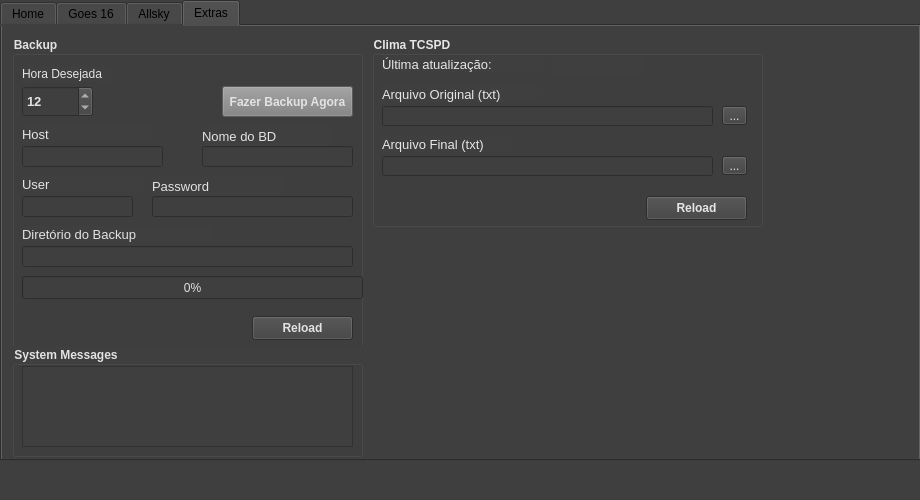
Qt form coopd.ui (ramonefoster/coopdAdmin) before a commit.
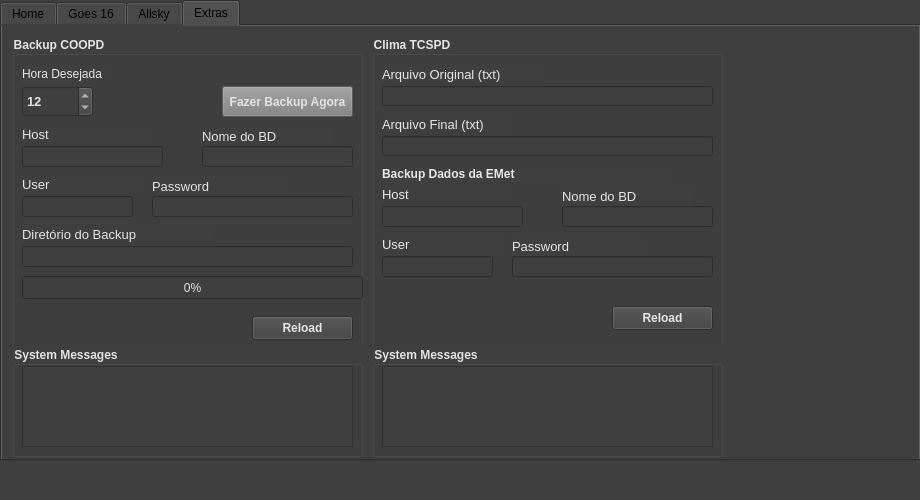
The same form after that commit. The open tabs and pages were chosen to show the change. Icons and pictures are not drawn.

Diff of the .ui file:
```diff
--- a/coopd.ui
+++ b/coopd.ui
@@ -1429,7 +1429,7 @@
        <string notr="true">color: rgb(227, 227, 227);</string>
       </property>
       <property name="title">
-       <string>Backup</string>
+       <string>Backup COOPD</string>
       </property>
       <widget class="QLineEdit" name="db_host">
        <property name="geometry">
@@ -1760,8 +1760,8 @@
        <rect>
         <x>370</x>
         <y>10</y>
-        <width>391</width>
-        <height>191</height>
+        <width>351</width>
+        <height>311</height>
        </rect>
       </property>
       <property name="font">
@@ -1775,56 +1775,11 @@
       <property name="title">
        <string>Clima TCSPD</string>
       </property>
-      <widget class="QLabel" name="label_20">
-       <property name="geometry">
-        <rect>
-         <x>10</x>
-         <y>20</y>
-         <width>161</width>
-         <height>16</height>
-        </rect>
-       </property>
-       <property name="font">
-        <font>
-         <pointsize>10</pointsize>
-         <bold>false</bold>
-        </font>
-       </property>
-       <property name="text">
-        <string>Última atualização:</string>
-       </property>
-      </widget>
-      <widget class="QLabel" name="time_weather_tcspd">
-       <property name="geometry">
-        <rect>
-         <x>180</x>
-         <y>20</y>
-         <width>91</width>
-         <height>20</height>
-        </rect>
-       </property>
-       <property name="text">
-        <string/>
-       </property>
-      </widget>
-      <widget class="QToolButton" name="btn_ftp_allsky_3">
-       <property name="geometry">
-        <rect>
-         <x>350</x>
-         <y>70</y>
-         <width>25</width>
-         <height>19</height>
-        </rect>
-       </property>
-       <property name="text">
-        <string>...</string>
-       </property>
-      </widget>
       <widget class="QLineEdit" name="source_weather_tcspd">
        <property name="geometry">
         <rect>
          <x>10</x>
-         <y>70</y>
+         <y>50</y>
          <width>331</width>
          <height>20</height>
         </rect>
@@ -1835,24 +1790,11 @@
         </font>
        </property>
       </widget>
-      <widget class="QToolButton" name="btn_dir_allsky_3">
-       <property name="geometry">
-        <rect>
-         <x>350</x>
-         <y>120</y>
-         <width>25</width>
-         <height>19</height>
-        </rect>
-       </property>
-       <property name="text">
-        <string>...</string>
-       </property>
-      </widget>
       <widget class="QLabel" name="label_34">
        <property name="geometry">
         <rect>
          <x>10</x>
-         <y>100</y>
+         <y>80</y>
          <width>131</width>
          <height>16</height>
         </rect>
@@ -1871,7 +1813,7 @@
        <property name="geometry">
         <rect>
          <x>10</x>
-         <y>50</y>
+         <y>30</y>
          <width>161</width>
          <height>16</height>
         </rect>
@@ -1890,7 +1832,7 @@
        <property name="geometry">
         <rect>
          <x>10</x>
-         <y>120</y>
+         <y>100</y>
          <width>331</width>
          <height>20</height>
         </rect>
@@ -1904,8 +1846,8 @@
       <widget class="QPushButton" name="btn_reload_weather_tcspd">
        <property name="geometry">
         <rect>
-         <x>274</x>
-         <y>160</y>
+         <x>240</x>
+         <y>270</y>
          <width>101</width>
          <height>24</height>
         </rect>
@@ -1917,6 +1859,234 @@
        </property>
        <property name="text">
         <string>Reload</string>
+       </property>
+      </widget>
+      <widget class="QLabel" name="label_32">
+       <property name="geometry">
+        <rect>
+         <x>10</x>
+         <y>200</y>
+         <width>121</width>
+         <height>16</height>
+        </rect>
+       </property>
+       <property name="font">
+        <font>
+         <pointsize>10</pointsize>
+         <bold>false</bold>
+        </font>
+       </property>
+       <property name="text">
+        <string>User</string>
+       </property>
+      </widget>
+      <widget class="QLabel" name="label_33">
+       <property name="geometry">
+        <rect>
+         <x>140</x>
+         <y>200</y>
+         <width>131</width>
+         <height>20</height>
+        </rect>
+       </property>
+       <property name="font">
+        <font>
+         <pointsize>10</pointsize>
+         <bold>false</bold>
+        </font>
+       </property>
+       <property name="text">
+        <string>Password</string>
+       </property>
+      </widget>
+      <widget class="QLineEdit" name="db_password_2">
+       <property name="geometry">
+        <rect>
+         <x>140</x>
+         <y>220</y>
+         <width>201</width>
+         <height>21</height>
+        </rect>
+       </property>
+       <property name="font">
+        <font>
+         <bold>false</bold>
+        </font>
+       </property>
+       <property name="echoMode">
+        <enum>QLineEdit::Password</enum>
+       </property>
+      </widget>
+      <widget class="QLineEdit" name="db_user_2">
+       <property name="geometry">
+        <rect>
+         <x>10</x>
+         <y>220</y>
+         <width>111</width>
+         <height>21</height>
+        </rect>
+       </property>
+       <property name="font">
+        <font>
+         <bold>false</bold>
+        </font>
+       </property>
+      </widget>
+      <widget class="QLineEdit" name="db_name_2">
+       <property name="geometry">
+        <rect>
+         <x>190</x>
+         <y>170</y>
+         <width>151</width>
+         <height>21</height>
+        </rect>
+       </property>
+       <property name="font">
+        <font>
+         <bold>false</bold>
+        </font>
+       </property>
+      </widget>
+      <widget class="QLabel" name="label_38">
+       <property name="geometry">
+        <rect>
+         <x>10</x>
+         <y>150</y>
+         <width>131</width>
+         <height>16</height>
+        </rect>
+       </property>
+       <property name="font">
+        <font>
+         <pointsize>10</pointsize>
+         <bold>false</bold>
+        </font>
+       </property>
+       <property name="text">
+        <string>Host</string>
+       </property>
+      </widget>
+      <widget class="QLineEdit" name="db_host_2">
+       <property name="geometry">
+        <rect>
+         <x>10</x>
+         <y>170</y>
+         <width>141</width>
+         <height>21</height>
+        </rect>
+       </property>
+       <property name="font">
+        <font>
+         <bold>false</bold>
+        </font>
+       </property>
+      </widget>
+      <widget class="QLabel" name="label_39">
+       <property name="geometry">
+        <rect>
+         <x>190</x>
+         <y>150</y>
+         <width>131</width>
+         <height>20</height>
+        </rect>
+       </property>
+       <property name="font">
+        <font>
+         <pointsize>10</pointsize>
+         <bold>false</bold>
+        </font>
+       </property>
+       <property name="text">
+        <string>Nome do BD</string>
+       </property>
+      </widget>
+      <widget class="QLabel" name="label_2">
+       <property name="geometry">
+        <rect>
+         <x>10</x>
+         <y>130</y>
+         <width>291</width>
+         <height>16</height>
+        </rect>
+       </property>
+       <property name="font">
+        <font>
+         <bold>true</bold>
+        </font>
+       </property>
+       <property name="text">
+        <string>Backup Dados da EMet</string>
+       </property>
+      </widget>
+     </widget>
+     <widget class="QLabel" name="label_19">
+      <property name="geometry">
+       <rect>
+        <x>750</x>
+        <y>80</y>
+        <width>131</width>
+        <height>261</height>
+       </rect>
+      </property>
+      <property name="styleSheet">
+       <string notr="true"/>
+      </property>
+      <property name="text">
+       <string/>
+      </property>
+      <property name="pixmap">
+       <pixmap>images/logo_lna.png</pixmap>
+      </property>
+      <property name="scaledContents">
+       <bool>false</bool>
+      </property>
+     </widget>
+     <widget class="QGroupBox" name="groupBox_8">
+      <property name="geometry">
+       <rect>
+        <x>370</x>
+        <y>320</y>
+        <width>351</width>
+        <height>111</height>
+       </rect>
+      </property>
+      <property name="font">
+       <font>
+        <bold>true</bold>
+       </font>
+      </property>
+      <property name="styleSheet">
+       <string notr="true">color: rgb(227, 227, 227);</string>
+      </property>
+      <property name="title">
+       <string>System Messages</string>
+      </property>
+      <widget class="QTextEdit" name="txt_msg_extras_2">
+       <property name="geometry">
+        <rect>
+         <x>10</x>
+         <y>20</y>
+         <width>331</width>
+         <height>81</height>
+        </rect>
+       </property>
+       <property name="font">
+        <font>
+         <pointsize>10</pointsize>
+        </font>
+       </property>
+       <property name="styleSheet">
+        <string notr="true">color: rgb(227, 227, 227);</string>
+       </property>
+       <property name="html">
+        <string>&lt;!DOCTYPE HTML PUBLIC &quot;-//W3C//DTD HTML 4.0//EN&quot; &quot;http://www.w3.org/TR/REC-html40/strict.dtd&quot;&gt;
+&lt;html&gt;&lt;head&gt;&lt;meta name=&quot;qrichtext&quot; content=&quot;1&quot; /&gt;&lt;meta charset=&quot;utf-8&quot; /&gt;&lt;style type=&quot;text/css&quot;&gt;
+p, li { white-space: pre-wrap; }
+hr { height: 1px; border-width: 0; }
+li.unchecked::marker { content: &quot;\2610&quot;; }
+li.checked::marker { content: &quot;\2612&quot;; }
+&lt;/style&gt;&lt;/head&gt;&lt;body style=&quot; font-family:'Segoe UI'; font-size:10pt; font-weight:400; font-style:normal;&quot;&gt;
+&lt;p style=&quot;-qt-paragraph-type:empty; margin-top:0px; margin-bottom:0px; margin-left:0px; margin-right:0px; -qt-block-indent:0; text-indent:0px; font-family:'MS Shell Dlg 2'; font-size:8.25pt;&quot;&gt;&lt;br /&gt;&lt;/p&gt;&lt;/body&gt;&lt;/html&gt;</string>
        </property>
       </widget>
      </widget>
```
Left out of the diff: 88 changed lines with no effect on the pictures.
